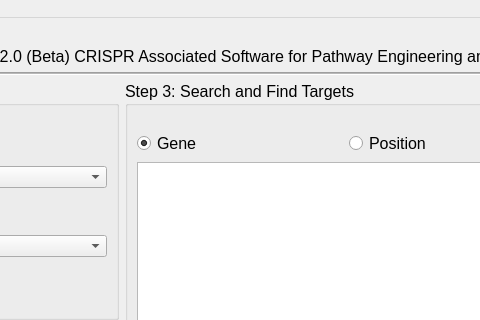
This is CASPER_main.ui in TrinhLab/CASPERapp as Qt 5 draws it before an edit; both pictures show x 389 to 869 and y 0 to 320 of the 1021 by 615 pixel window. The edited form follows.
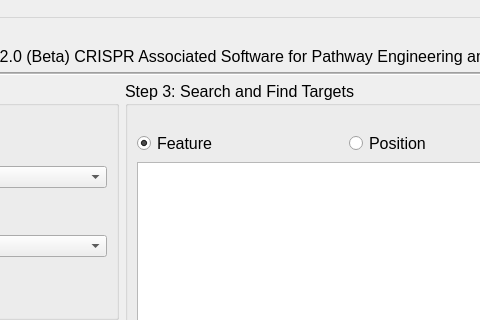
This is the edited form.

Patch:
```diff
--- a/CASPER_main.ui
+++ b/CASPER_main.ui
@@ -712,7 +712,7 @@
             </font>
            </property>
            <property name="text">
-            <string>Gene</string>
+            <string>Feature</string>
            </property>
            <property name="checked">
             <bool>true</bool>
```
Left out of the diff: 2 changed lines with no effect on the pictures.
